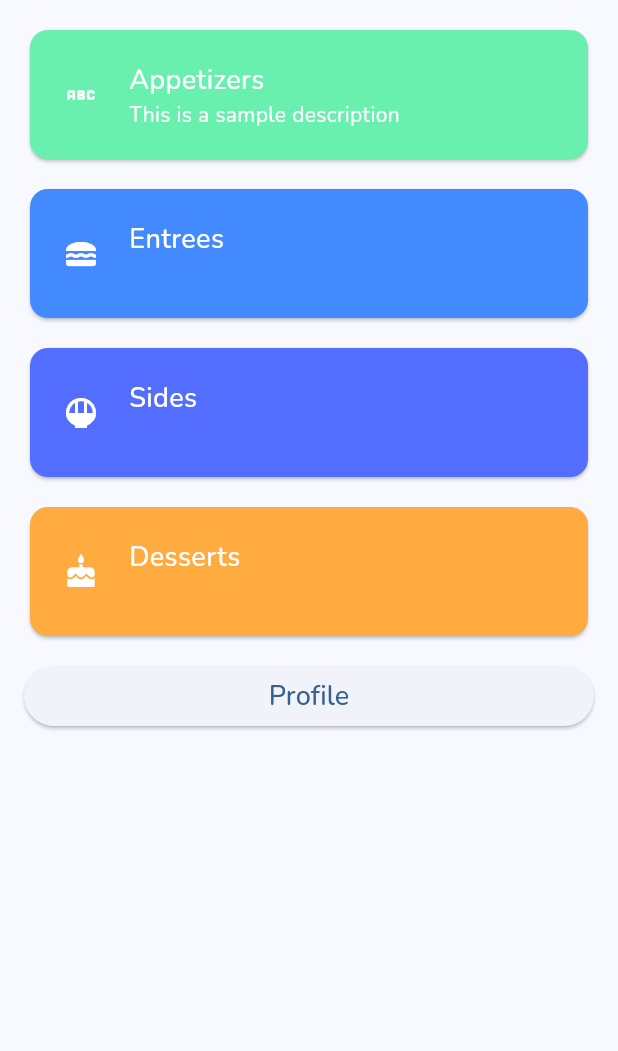
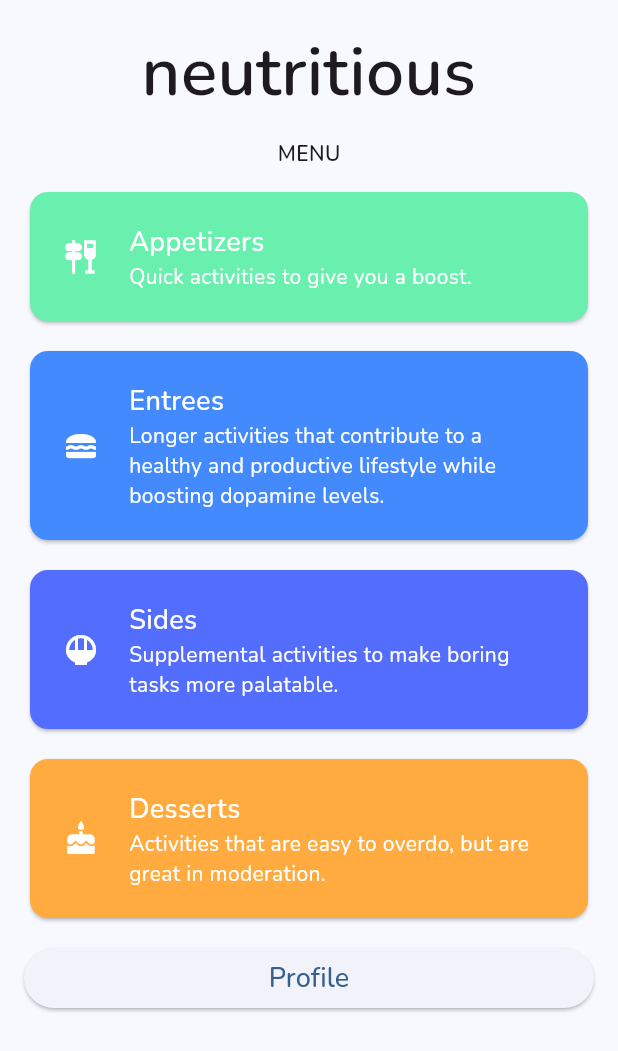
Before and after one commit to a-batts/neutritious, a Flutter app: the screen it shows once a user with an empty profile is signed in, on a phone screen of 412 x 824 dp. Shown: the top 1051 px of the screen. Run offline on Flutter 3.47's test engine with Material 3 defaults, Android fonts, the light colour scheme and no system bars; our stand-ins replace cloud_firestore, firebase_auth, firebase_core, google_fonts; accounts and stored records are empty.

Commit message:
Updated styling

```diff
--- a/lib/category_page.dart
+++ b/lib/category_page.dart
@@ -107,18 +107,24 @@ class _CategoryPageState extends State<CategoryPage> {
     return Scaffold(
       body: Center(
           child: ListView(
-        padding: const EdgeInsets.all(16.0),
+        padding: const EdgeInsets.only(top: 16.0, left: 16.0, right: 16.0),
         children: [
+          Padding(
+              padding: const EdgeInsets.symmetric(vertical: 24.0),
+              child:
                   Row(mainAxisAlignment: MainAxisAlignment.center, children: [
-            Icon(category.icon, size: 40.0),
+                Icon(category.icon, size: 45.0),
                 const SizedBox(
                   width: 12.0,
                 ),
                 Text(category.title,
                     style: const TextStyle(
-                    fontSize: 30.0, fontWeight: FontWeight.w600))
-          ]),
-          Wrap(runSpacing: 16.0, children: <Widget>[
+                        fontSize: 45.0, fontWeight: FontWeight.w600))
+              ])),
+          Wrap(
+              runSpacing: 16.0,
+              alignment: WrapAlignment.center,
+              children: <Widget>[
                 FutureBuilder(
                     future: items,
                     builder: (context, snapshot) {
--- a/lib/enums/menu_category.dart
+++ b/lib/enums/menu_category.dart
@@ -5,11 +5,29 @@ enum MenuCategory {
       collection: 'appetizers',
       title: "Appetizers",
       color: Colors.greenAccent,
-      icon: Icons.abc,
-      description: "This is a sample description"),
-  entrees(collection: 'entrees', title: "Entrees", color: Colors.blueAccent, icon: Icons.lunch_dining),
-  sides(collection: 'sides', title: "Sides", color: Colors.indigoAccent, icon: Icons.rice_bowl),
-  desserts(collection: 'desserts', title: "Desserts", color: Colors.orangeAccent, icon: Icons.cake);
+      icon: Icons.tapas,
+      description: "Quick activities to give you a boost."),
+  entrees(
+      collection: 'entrees',
+      title: "Entrees",
+      color: Colors.blueAccent,
+      icon: Icons.lunch_dining,
+      description:
+          "Longer activities that contribute to a healthy and productive lifestyle while boosting dopamine levels."),
+  sides(
+      collection: 'sides',
+      title: "Sides",
+      color: Colors.indigoAccent,
+      icon: Icons.rice_bowl,
+      description:
+          "Supplemental activities to make boring tasks more palatable."),
+  desserts(
+      collection: 'desserts',
+      title: "Desserts",
+      color: Colors.orangeAccent,
+      icon: Icons.cake,
+      description:
+          "Activities that are easy to overdo, but are great in moderation.");
 
   const MenuCategory(
       {required this.title,
--- a/lib/main.dart
+++ b/lib/main.dart
@@ -16,7 +16,7 @@ class MyApp extends StatelessWidget {
   @override
   Widget build(BuildContext context) {
     return MaterialApp(
-      title: 'Flutter Demo!',
+      title: 'neutritious',
       theme: ThemeData(
         textTheme: GoogleFonts.nunitoTextTheme(),
         colorScheme: ColorScheme.fromSeed(seedColor: Colors.blue),
--- a/lib/menu_page.dart
+++ b/lib/menu_page.dart
@@ -46,7 +46,8 @@ class _MenuPageState extends State<MenuPage> {
                         color: textColor,
                       ),
                     ),
-                    Column(
+                    Flexible(
+                        child: Column(
                       mainAxisAlignment: MainAxisAlignment.start,
                       crossAxisAlignment: CrossAxisAlignment.start,
                       children: <Widget>[
@@ -62,7 +63,7 @@ class _MenuPageState extends State<MenuPage> {
                           style: TextStyle(color: textColor),
                         )
                       ],
-                    )
+                    ))
                   ],
                 )),
           )),
@@ -99,7 +100,22 @@ class _MenuPageState extends State<MenuPage> {
           // wireframe for each widget.
           mainAxisAlignment: MainAxisAlignment.start,
           children: <Widget>[
-            Wrap(runSpacing: 12.0, children: <Widget>[
+            Wrap(
+                runSpacing: 12.0,
+                alignment: WrapAlignment.center,
+                children: <Widget>[
+                  const SizedBox(
+                      width: double.infinity,
+                      child: Text(
+                        "neutritious",
+                        textAlign: TextAlign.center,
+                        style: TextStyle(
+                            fontSize: 45.0, fontWeight: FontWeight.w600),
+                      )),
+                  const Text(
+                    "MENU",
+                    style: TextStyle(fontWeight: FontWeight.w600),
+                  ),
                   _menuItem(
                     MenuCategory.appetizers,
                   ),
@@ -121,9 +137,10 @@ class _MenuPageState extends State<MenuPage> {
                                 MaterialPageRoute(
                                     builder: (context) => const ProfilePage()));
                           },
-                      child: const Text("Profile", style: TextStyle(
-                          fontSize: 18.0,
-                          fontWeight: FontWeight.w500),
+                          child: const Text(
+                            "Profile",
+                            style: TextStyle(
+                                fontSize: 18.0, fontWeight: FontWeight.w500),
                           ))),
                 ])
           ],
```
Lines whose indentation alone changed are shown as unchanged.
